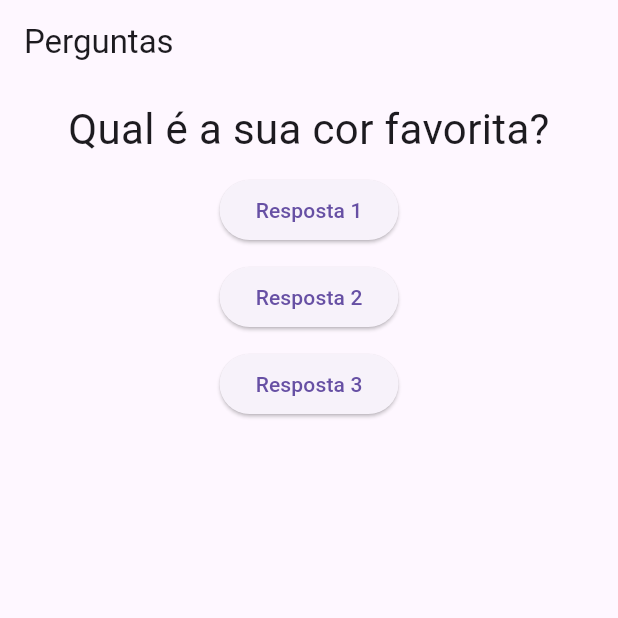
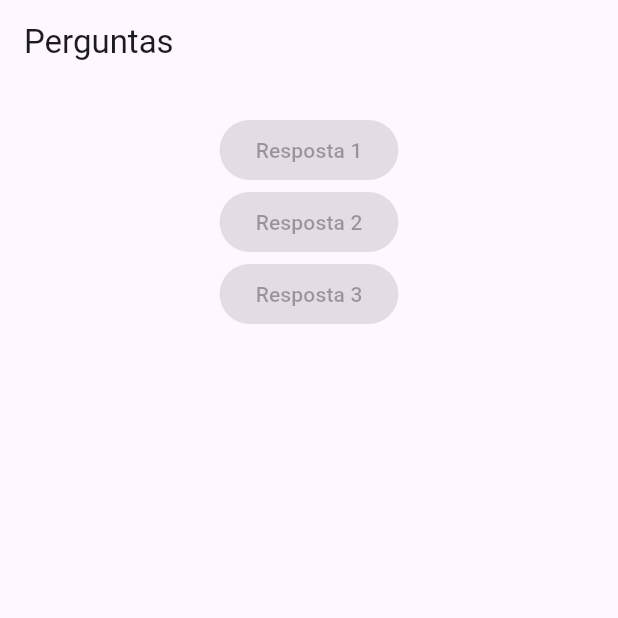
Before and after one commit to Cafurink42/LutterApp, a Flutter app: the screen it shows after launch, on a phone screen of 412 x 824 dp, the top half of it. Run offline on Flutter 3.47's test engine with Material 3 defaults, Android fonts, the phone set to English and light mode, and no system bars.

Commit message:
Criação de componente e ajuste no componente já criado questao.dart

```diff
--- a/lib/main.dart
+++ b/lib/main.dart
@@ -1,5 +1,6 @@
 import 'package:flutter/material.dart';
 import './questao.dart';
+import './resposta.dart';
 
 void main() {
   runApp(PerguntaApp());
@@ -40,27 +41,9 @@ class _PerguntaAppState extends State<PerguntaApp> {
           children: <Widget>[
             //Atributo Children
             Questao(perguntas.elementAt(_perguntaSelecionada)),
-            ElevatedButton(
-              child: Text('Resposta 1'),
-              onPressed: _responder, //método responder
-            ),
-            SizedBox(
-              height: 10.0,
-            ),
-            ElevatedButton(
-              child: Text('Resposta 2'),
-              onPressed: _responder,
-            ),
-            SizedBox(
-              height: 10.0,
-            ),
-            ElevatedButton(
-              child: Text('Resposta 3'),
-              onPressed: _responder,
-            ),
-            SizedBox(
-              height: 10.0,
-            ),
+            Resposta('Resposta 1'),
+            Resposta('Resposta 2'),
+            Resposta('Resposta 3'),
           ],
         ),
       ),
--- a/lib/questao.dart
+++ b/lib/questao.dart
@@ -8,19 +8,15 @@ class Questao extends StatelessWidget {
   @override
   Widget build(BuildContext context) {
     return Container(
-        width: double.infinity,
-        margin: EdgeInsets.all(10), // margin 10px em todos os cantos
-        child: Text(
-          texto,
-          style: TextStyle(fontSize: 28),
-          textAlign: TextAlign.center,
-        ));
+      width: double.infinity,
+      margin: EdgeInsets.all(10), // margin 10px em todos os cantos
+    );
   }
 }
 
 
-//criar um componente chamado resposta.dart
-//criar um componente stateles dentro do resposta.dart
+//criar um componente chamado resposta.dart ##ok##
+//criar um componente stateles dentro do resposta.dart ##ok##
 //criar um construtor que irá receber um texto que será o valor que irá colocar dentro do botão
 /**
  passar o componente criado como parâmetro para esse componente:
--- /dev/null
+++ b/lib/resposta.dart
@@ -0,0 +1,15 @@
+import 'package:flutter/material.dart';
+import './main.dart';
+
+class Resposta extends StatelessWidget {
+  final String texto;
+  Resposta(this.texto); //construtor
+
+  @override
+  Widget build(BuildContext context) {
+    return ElevatedButton(
+      child: Text(texto),
+      onPressed: null,
+    );
+  }
+}
```
Also changed, not shown: 2 other files.
